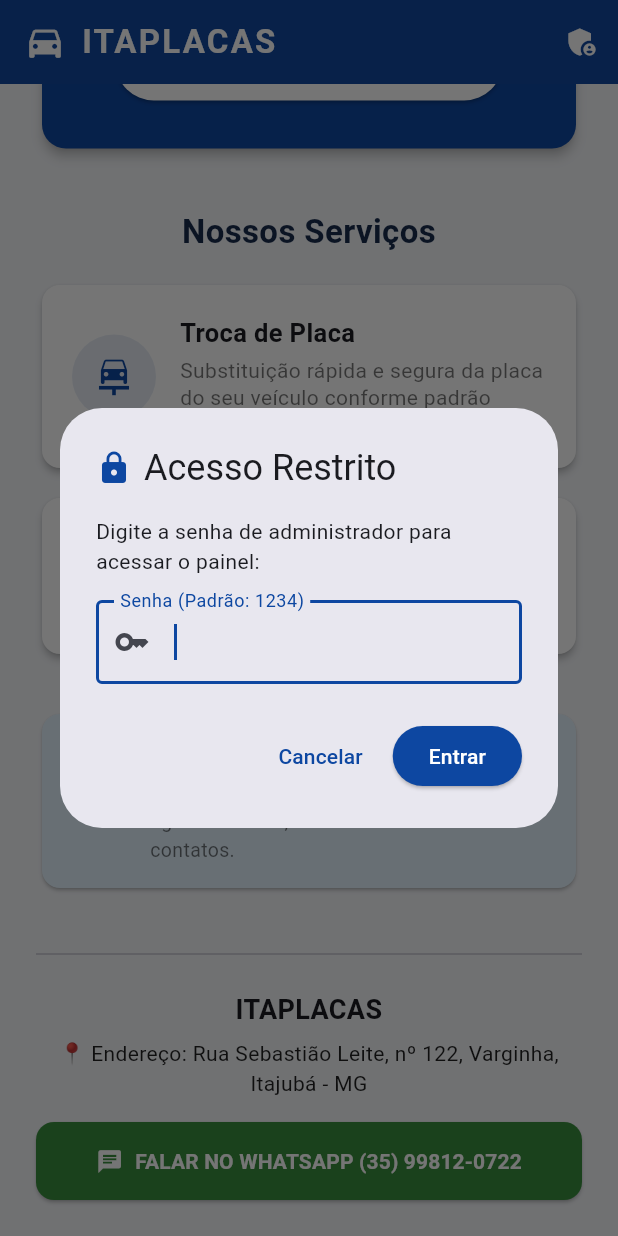
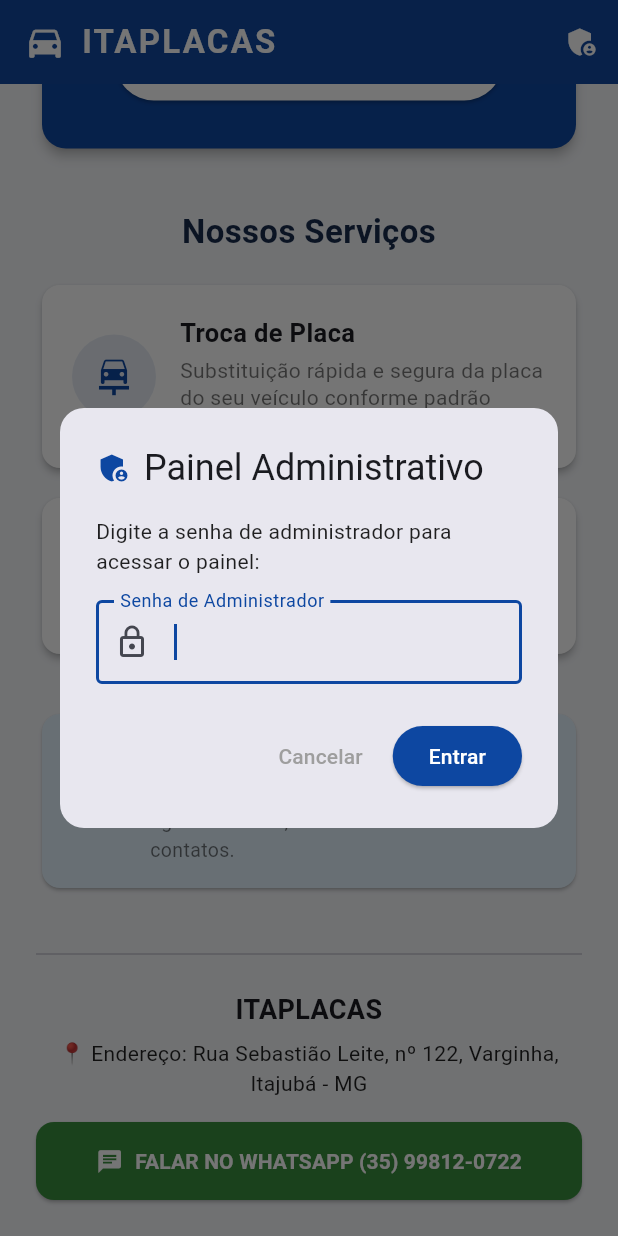
Before and after one commit to tecnologiadigitalitajuba/agendamento_itaplacas, a Flutter app: the screen it shows after launch, scrolled down 324 dp, after a tap on "ENTRAR", on a phone screen of 412 x 824 dp. Run offline on Flutter 3.47's test engine with Material 3 defaults, Android fonts, the phone set to English and light mode, and no system bars; our stand-ins replace cloud_firestore, firebase_core; accounts and stored records are empty.

Commit message:
Atualiza senha de admin para Itaplacas@2025 e profissionaliza o modal

```diff
--- a/lib/main.dart
+++ b/lib/main.dart
@@ -279,40 +279,65 @@
     showDialog(
       context: context,
       builder: (context) => AlertDialog(
+        shape: RoundedRectangleBorder(borderRadius: BorderRadius.circular(16)),
         title: const Row(
           children: [
-            Icon(Icons.lock, color: Color(0xFF0D47A1)),
+            Icon(Icons.admin_panel_settings, color: Color(0xFF0D47A1)),
             SizedBox(width: 8),
-            Text('Acesso Restrito'),
+            Text('Painel Administrativo'),
           ],
         ),
         content: Column(
           mainAxisSize: MainAxisSize.min,
+          crossAxisAlignment: CrossAxisAlignment.start,
           children: [
-            const Text('Digite a senha de administrador para acessar o painel:'),
+            const Text(
+              'Digite a senha de administrador para acessar o painel:',
+              style: TextStyle(fontSize: 14, color: Colors.black87),
+            ),
             const SizedBox(height: 16),
             TextField(
               controller: pinController,
               obscureText: true,
-              keyboardType: TextInputType.number,
+              keyboardType: TextInputType.text,
               autofocus: true,
               decoration: const InputDecoration(
-                labelText: 'Senha (Padrão: 1234)',
+                labelText: 'Senha de Administrador',
                 border: OutlineInputBorder(),
-                prefixIcon: Icon(Icons.key),
+                prefixIcon: Icon(Icons.lock_outline),
               ),
+              onSubmitted: (_) {
+                if (pinController.text.trim() == 'Itaplacas@2025') {
+                  Navigator.pop(context);
+                  Navigator.push(
+                    context,
+                    MaterialPageRoute(builder: (context) => const TelaAdmin()),
+                  );
+                } else {
+                  Navigator.pop(context);
+                  ScaffoldMessenger.of(context).showSnackBar(
+                    const SnackBar(
+                      backgroundColor: Colors.red,
+                      content: Text('Senha incorreta. Acesso negado.'),
+                    ),
+                  );
+                }
+              },
             ),
           ],
         ),
         actions: [
           TextButton(
             onPressed: () => Navigator.pop(context),
-            child: const Text('Cancelar'),
+            child: const Text('Cancelar', style: TextStyle(color: Colors.grey)),
           ),
           ElevatedButton(
-            style: ElevatedButton.styleFrom(backgroundColor: const Color(0xFF0D47A1)),
+            style: ElevatedButton.styleFrom(
+              backgroundColor: const Color(0xFF0D47A1),
+              foregroundColor: Colors.white,
+            ),
             onPressed: () {
-              if (pinController.text.trim() == '1234') {
+              if (pinController.text.trim() == 'Itaplacas@2025') {
                 Navigator.pop(context);
                 Navigator.push(
                   context,
@@ -322,12 +347,12 @@
                 ScaffoldMessenger.of(context).showSnackBar(
                   const SnackBar(
                     backgroundColor: Colors.red,
-                    content: Text('Senha incorreta! (Tente 1234)'),
+                    content: Text('Senha incorreta. Acesso negado.'),
                   ),
                 );
               }
             },
-            child: const Text('Entrar', style: TextStyle(color: Colors.white)),
+            child: const Text('Entrar'),
           ),
         ],
       ),
```
